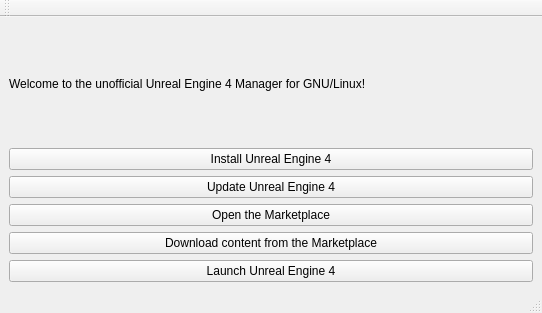
Old version of the form source/ue4-manager.ui in the repository Liemaeu/UE4-Manager-for-Linux.
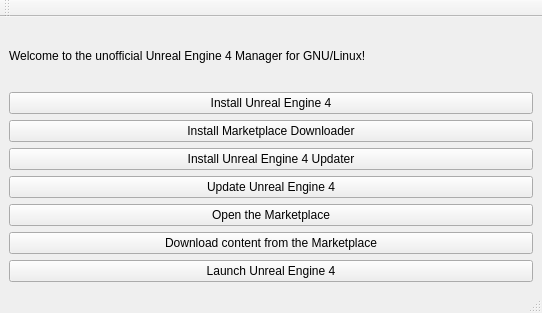
New version of the form.

Commit message: added install buttons for marketplace downloader and updater

The edit to the form file:
```diff
--- a/source/ue4-manager.ui
+++ b/source/ue4-manager.ui
@@ -29,6 +29,20 @@
       </property>
      </widget>
     </item>
+    <item>
+     <widget class="QPushButton" name="installMarketplace">
+      <property name="text">
+       <string>Install Marketplace Downloader</string>
+      </property>
+     </widget>
+    </item>
+    <item>
+     <widget class="QPushButton" name="installUpdater">
+      <property name="text">
+       <string>Install Unreal Engine 4 Updater</string>
+      </property>
+     </widget>
+    </item>
     <item>
      <widget class="QPushButton" name="updateButton">
       <property name="text">
```
Left out of the diff: 2 changed lines with no effect on the pictures.
